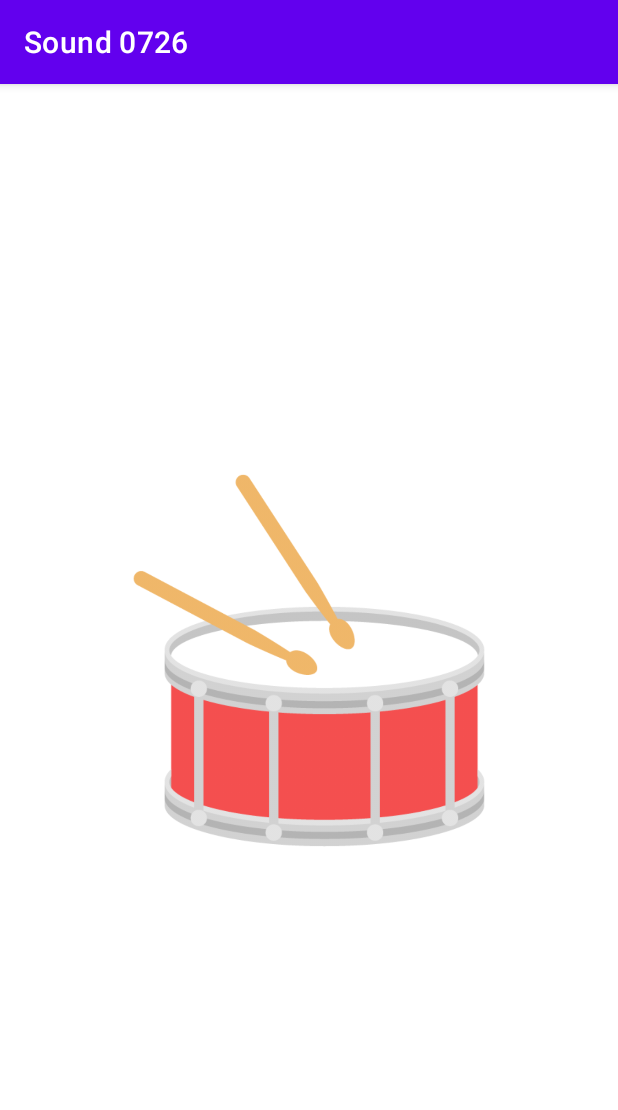
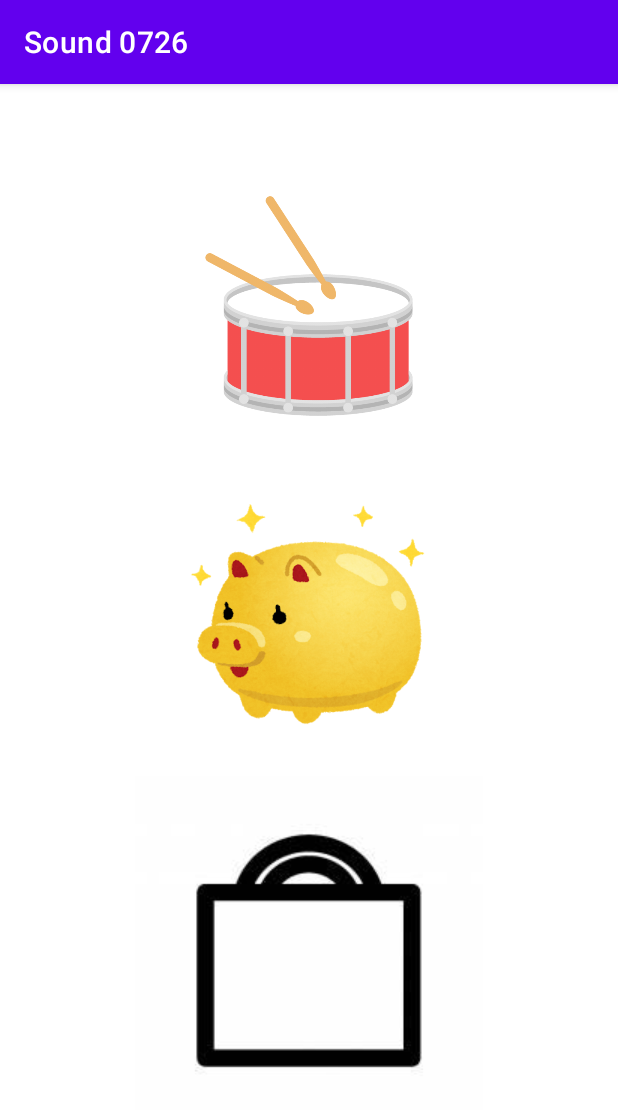
Before and after one commit to Soushi-Miki/Sound-0730, an Android app: the screen it shows after launch (MainActivity), on a phone screen of 412 x 824 dp. Shown: the top 1110 px of the screen. Run offline under Robolectric (Android 15) with nearby library versions, the phone set to English and light mode, and no system bars.

Commit message:
Sound 0730 2

```diff
--- a/app/src/main/java/app/miki/mikiso/sound0726/MainActivity.kt
+++ b/app/src/main/java/app/miki/mikiso/sound0726/MainActivity.kt
@@ -3,7 +3,10 @@ package app.miki.mikiso.sound0726
 import android.media.MediaPlayer
 import androidx.appcompat.app.AppCompatActivity
 import android.os.Bundle
+import android.view.MotionEvent
+import android.view.MotionEvent.ACTION_DOWN
 import android.widget.ImageView
+import androidx.constraintlayout.widget.ConstraintSet
 
 class MainActivity : AppCompatActivity() {
     override fun onCreate(savedInstanceState: Bundle?) {
@@ -16,13 +19,64 @@ class MainActivity : AppCompatActivity() {
         //ドラムのサウンドファイルを読み込んで、プレイヤーを作る
         val drumSound : MediaPlayer = MediaPlayer.create(this,R.raw.seikai)
 
-        //ドラムがタップされたときに呼ばれる
-        drumImage.setOnClickListener {
-            //ドラムの音を巻き戻す
-            drumSound.seekTo(0)
+        //ドラムがタッチされたときに呼ばれる
+        drumImage.setOnTouchListener{ view, event ->
 
-            //ドラムの音を再生する
-            drumSound.start()
+            //タッチが始まった時に
+            if (event.action == MotionEvent.ACTION_DOWN){
+
+                //ドラムが鳴っている画像に切り替える
+                drumImage.setImageResource(R.drawable.kyouryuu)
+
+                //ドラムの音を巻き戻す
+                drumSound.seekTo(0)
+
+                //ドラムの音を再生する
+                drumSound.start()
+            }
+            //タッチが終るときに
+            else if (event.action == MotionEvent.ACTION_UP){
+                //ドラムが鳴っていない画像に切り替える
+                drumImage.setImageResource(R.drawable.kodaiko)
+            }
+
+            true
+
         }
+
+        val  pianoImage : ImageView = findViewById(R.id.piano_image)
+        val pianoSound : MediaPlayer = MediaPlayer.create(this,R.raw.kikon)
+
+        pianoImage.setOnTouchListener {view, event ->
+
+          if ( event.action == MotionEvent.ACTION_DOWN)  {
+              pianoImage.setImageResource(R.drawable.h)
+              pianoSound.seekTo(0)
+              pianoSound.start()
+          }
+            else if (event.action == MotionEvent.ACTION_UP){
+                pianoImage.setImageResource(R.drawable.buta)
+            }
+            true
+
+        }
+
+        val guitarImage : ImageView = findViewById(R.id.guitar_image)
+        val guitarSound : MediaPlayer = MediaPlayer.create(this,R.raw.kakon)
+
+        guitarImage.setOnTouchListener{ view, event ->
+
+           if (event.action == MotionEvent.ACTION_DOWN) {
+               guitarImage.setImageResource(R.drawable.comment)
+               guitarSound.seekTo(0)
+               guitarSound.start()
+           }
+
+            else if (event.action == MotionEvent.ACTION_UP){
+                guitarImage.setImageResource(R.drawable.bag)
+            }
+            true
+        }
+
     }
 }
--- a/app/src/main/res/layout/activity_main.xml
+++ b/app/src/main/res/layout/activity_main.xml
@@ -8,13 +8,33 @@
 
     <ImageButton
         android:id="@+id/drum_Image"
-        android:layout_width="293dp"
-        android:layout_height="415dp"
+        android:layout_width="173dp"
+        android:layout_height="180dp"
+        android:layout_marginTop="58dp"
         android:background="#FFFFFF"
         android:scaleType="fitCenter"
-        app:layout_constraintBottom_toBottomOf="parent"
         app:layout_constraintEnd_toEndOf="parent"
         app:layout_constraintStart_toStartOf="parent"
         app:layout_constraintTop_toTopOf="parent"
         app:srcCompat="@drawable/kodaiko" />
+
+    <ImageView
+        android:id="@+id/piano_image"
+        android:layout_width="198dp"
+        android:layout_height="168dp"
+        android:layout_marginTop="33dp"
+        app:layout_constraintEnd_toEndOf="parent"
+        app:layout_constraintStart_toStartOf="parent"
+        app:layout_constraintTop_toBottomOf="@+id/drum_Image"
+        app:srcCompat="@drawable/buta" />
+
+    <ImageView
+        android:id="@+id/guitar_image"
+        android:layout_width="wrap_content"
+        android:layout_height="wrap_content"
+        android:layout_marginTop="22dp"
+        app:layout_constraintEnd_toEndOf="parent"
+        app:layout_constraintStart_toStartOf="parent"
+        app:layout_constraintTop_toBottomOf="@+id/piano_image"
+        app:srcCompat="@drawable/bag" />
 </androidx.constraintlayout.widget.ConstraintLayout>
```
Also changed, not shown: app/src/main/res/drawable/bag.png (added), app/src/main/res/drawable/buta.png (added), app/src/main/res/drawable/button.jpg (added), app/src/main/res/drawable/comment.png (added), app/src/main/res/drawable/h.png (added), app/src/main/res/drawable/kyouryuu.png (added), 2 other files.
